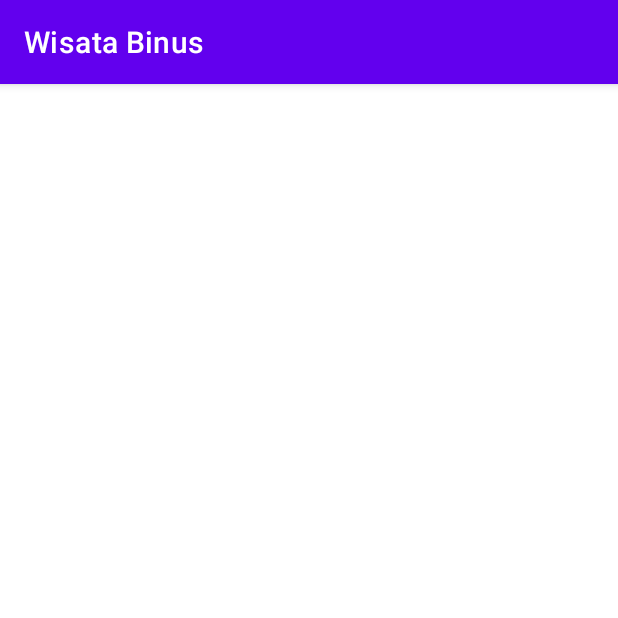
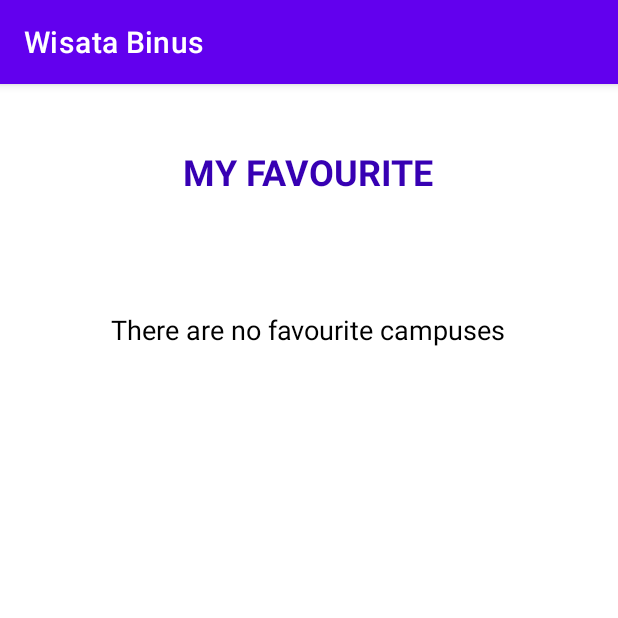
Before and after one commit to devitadev/Wisata-Binus, an Android app: the FavouriteCampusActivity screen opened directly, with no data from a screen before it, on a phone screen of 412 x 824 dp, the top half of it. Run offline under Robolectric (Android 15) with nearby library versions, the phone set to English and light mode, and no system bars; network calls fail; 2 statements that could not run were skipped.

Commit message:
pindahin dari assignment

```diff
--- a/app/src/main/java/com/temp/wisatabinus/FavouriteCampusActivity.java
+++ b/app/src/main/java/com/temp/wisatabinus/FavouriteCampusActivity.java
@@ -1,14 +1,49 @@
 package com.temp.wisatabinus;
 
 import androidx.appcompat.app.AppCompatActivity;
+import androidx.recyclerview.widget.GridLayoutManager;
+import androidx.recyclerview.widget.RecyclerView;
 
+import android.content.Intent;
 import android.os.Bundle;
+import android.widget.TextView;
+
+import java.util.ArrayList;
 
 public class FavouriteCampusActivity extends AppCompatActivity {
+
+    private FavouritesHelper favouritesHelper = new FavouritesHelper(this);
+
+    private ArrayList<Campus> favourites;
+    private User user;
+
+    TextView tvEmptyFavourite;
 
     @Override
     protected void onCreate(Bundle savedInstanceState) {
         super.onCreate(savedInstanceState);
         setContentView(R.layout.activity_favourite_campus);
+
+        Intent intent = getIntent();
+        user = (User) intent.getSerializableExtra("user");
+
+        tvEmptyFavourite = findViewById(R.id.tv_empty_favourite);
+
+        favouritesHelper.open();
+        favourites = favouritesHelper.getFavourites(user.getUserID());
+        favouritesHelper.close();
+
+        if(favourites.size() > 0){
+            RecyclerView campusRecycler = findViewById(R.id.rv_campus);
+            CampusAdapter campusAdapter = new CampusAdapter(this);
+            campusAdapter.setCampuses(favourites);
+            campusAdapter.setUser(user);
+            campusRecycler.setAdapter(campusAdapter);
+            campusRecycler.setLayoutManager(new GridLayoutManager(this, 2));
+        }
+        else {
+            tvEmptyFavourite.setText("There are no favourite campuses");
+            tvEmptyFavourite.setPadding(0, 100, 0, 0);
+        }
     }
 }
--- a/app/src/main/res/layout/activity_favourite_campus.xml
+++ b/app/src/main/res/layout/activity_favourite_campus.xml
@@ -1,9 +1,35 @@
 <?xml version="1.0" encoding="utf-8"?>
-<androidx.constraintlayout.widget.ConstraintLayout xmlns:android="http://schemas.android.com/apk/res/android"
+<LinearLayout xmlns:android="http://schemas.android.com/apk/res/android"
     xmlns:app="http://schemas.android.com/apk/res-auto"
     xmlns:tools="http://schemas.android.com/tools"
     android:layout_width="match_parent"
     android:layout_height="match_parent"
+    android:orientation="vertical"
+    android:gravity="center"
+    android:paddingVertical="32dp"
+    android:paddingHorizontal="8dp"
     tools:context=".FavouriteCampusActivity">
 
-</androidx.constraintlayout.widget.ConstraintLayout>
+    <TextView
+        android:layout_width="wrap_content"
+        android:layout_height="wrap_content"
+        android:text="MY FAVOURITE"
+        android:textColor="@color/design_default_color_primary_dark"
+        android:textStyle="bold"
+        android:textSize="24dp"
+        android:layout_marginVertical="10dp"/>
+
+    <TextView
+        android:id="@+id/tv_empty_favourite"
+        android:layout_width="wrap_content"
+        android:layout_height="wrap_content"
+        android:textColor="@color/black"
+        android:textSize="18dp"/>
+
+    <androidx.recyclerview.widget.RecyclerView
+        android:id="@+id/rv_campus"
+        android:layout_width="match_parent"
+        android:layout_height="match_parent">
+    </androidx.recyclerview.widget.RecyclerView>
+
+</LinearLayout>
```
Also changed, not shown: app/src/main/java/com/temp/wisatabinus/CampusActivity.java (+32 -0 lines), app/src/main/java/com/temp/wisatabinus/FavouritesHelper.java (+26 -0 lines), app/src/main/res/menu/my_menu.xml (added, +9 -0 lines).
